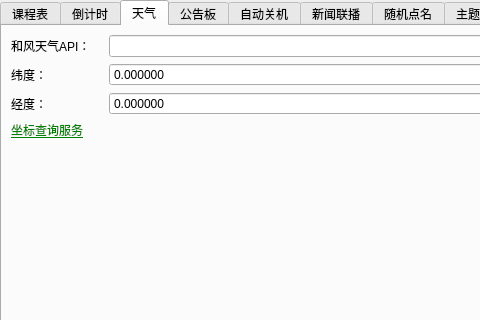
Before: the Qt Designer form ui/setting.ui in Return-Log/Education-Clock, drawn with Qt 5; both pictures show x 0 to 480 and y 0 to 320 of the 686 by 630 pixel window.
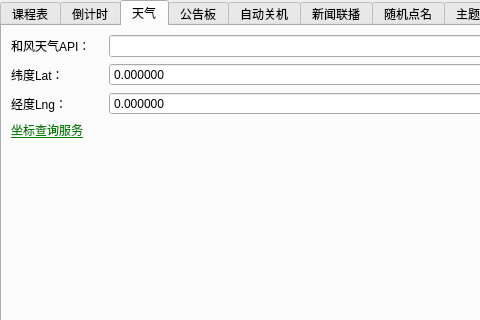
After: the same form once the commit is applied. The open tabs and pages were chosen to show the change. Icons and pictures are not drawn.

```diff
--- a/ui/setting.ui
+++ b/ui/setting.ui
@@ -340,7 +340,7 @@
        <item row="2" column="0">
         <widget class="QLabel" name="label_10">
          <property name="text">
-          <string>经度：</string>
+          <string>经度Lng：</string>
          </property>
         </widget>
        </item>
@@ -354,7 +354,7 @@
        <item row="1" column="0">
         <widget class="QLabel" name="label_9">
          <property name="text">
-          <string>纬度：</string>
+          <string>纬度Lat：</string>
          </property>
         </widget>
        </item>
```
Left out of the diff: 4 changed lines with no effect on the pictures.
